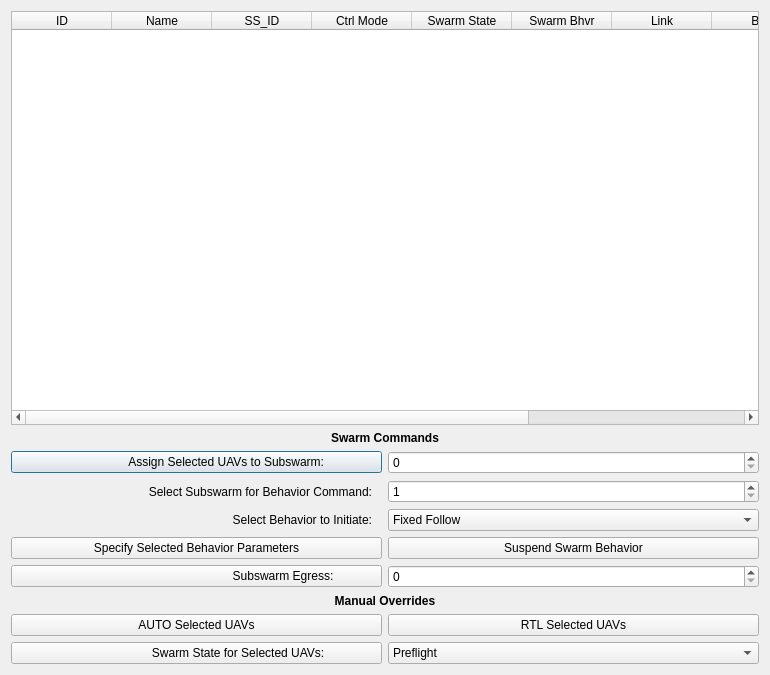
First picture: the form in SwarmCommander/modules/sc_qt_gui/dashboardDialog.ui, repository jaymonty/swarmcommander, before the edit.
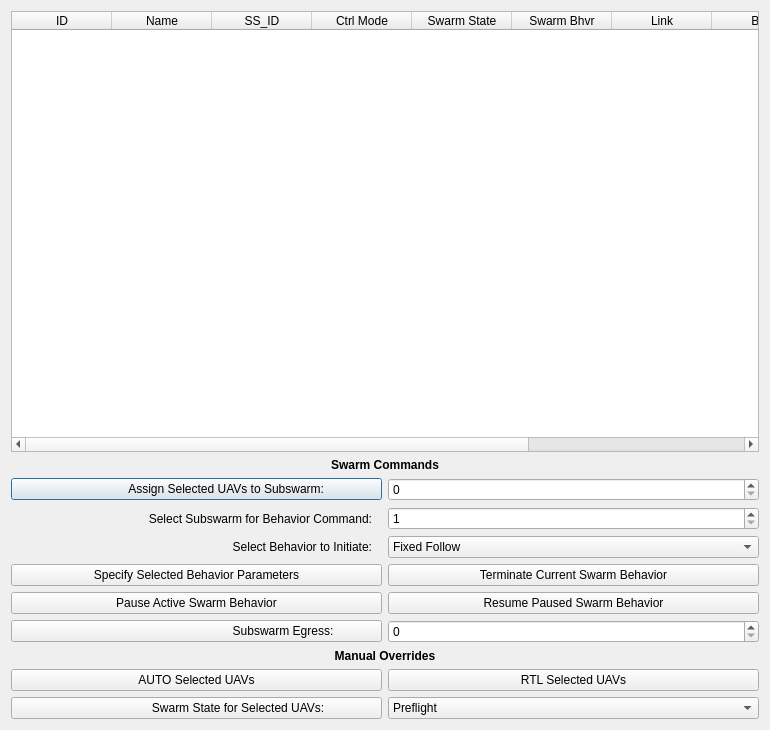
Second picture: the form after the edit.

Commit message: qt_gui: Added swarm behavior pause/resume buttons

```diff
--- a/SwarmCommander/modules/sc_qt_gui/dashboardDialog.ui
+++ b/SwarmCommander/modules/sc_qt_gui/dashboardDialog.ui
@@ -7,7 +7,7 @@
     <x>0</x>
     <y>0</y>
     <width>770</width>
-    <height>675</height>
+    <height>730</height>
    </rect>
   </property>
   <property name="windowTitle">
@@ -117,7 +117,7 @@
        <item row="7" column="1">
         <widget class="QPushButton" name="btn_suspendSwarmBehavior">
          <property name="text">
-          <string>Suspend Swarm Behavior</string>
+          <string>Terminate Current Swarm Behavior</string>
          </property>
         </widget>
        </item>
@@ -128,6 +128,13 @@
          </property>
         </widget>
        </item>
+       <item row="9" column="0">
+        <widget class="QPushButton" name="btn_egressSubswarm">
+         <property name="text">
+          <string>                                                      Subswarm Egress:  </string>
+         </property>
+        </widget>
+       </item>
        <item row="0" column="0" colspan="2">
         <widget class="QLabel" name="swarm_label">
          <property name="font">
@@ -144,37 +151,13 @@
          </property>
         </widget>
        </item>
-       <item row="8" column="1">
+       <item row="9" column="1">
         <widget class="QSpinBox" name="spin_egressSubswarm">
          <property name="maximum">
           <number>52</number>
          </property>
         </widget>
        </item>
-       <item row="8" column="0">
-        <widget class="QPushButton" name="btn_egressSubswarm">
-         <property name="text">
-          <string>                                                      Subswarm Egress:  </string>
-         </property>
-        </widget>
-       </item>
-       <item row="2" column="1">
-        <widget class="QSpinBox" name="spin_setSubswarm">
-         <property name="maximum">
-          <number>50</number>
-         </property>
-        </widget>
-       </item>
-       <item row="4" column="0">
-        <widget class="QLabel" name="lbl_selectSwarmBehavior">
-         <property name="text">
-          <string>Select Behavior to Initiate:   </string>
-         </property>
-         <property name="alignment">
-          <set>Qt::AlignRight|Qt::AlignTrailing|Qt::AlignVCenter</set>
-         </property>
-        </widget>
-       </item>
        <item row="4" column="1">
         <widget class="QComboBox" name="combo_swarmBehavior">
          <item>
@@ -194,6 +177,37 @@
          </item>
         </widget>
        </item>
+       <item row="2" column="1">
+        <widget class="QSpinBox" name="spin_setSubswarm">
+         <property name="maximum">
+          <number>50</number>
+         </property>
+        </widget>
+       </item>
+       <item row="4" column="0">
+        <widget class="QLabel" name="lbl_selectSwarmBehavior">
+         <property name="text">
+          <string>Select Behavior to Initiate:   </string>
+         </property>
+         <property name="alignment">
+          <set>Qt::AlignRight|Qt::AlignTrailing|Qt::AlignVCenter</set>
+         </property>
+        </widget>
+       </item>
+       <item row="8" column="0">
+        <widget class="QPushButton" name="btn_pauseSwarmBehavior">
+         <property name="text">
+          <string>Pause Active Swarm Behavior</string>
+         </property>
+        </widget>
+       </item>
+       <item row="8" column="1">
+        <widget class="QPushButton" name="btn_resumeSwarmBehavior">
+         <property name="text">
+          <string>Resume Paused Swarm Behavior</string>
+         </property>
+        </widget>
+       </item>
       </layout>
      </item>
     </layout>
```
The commit also changes 2 other files.
